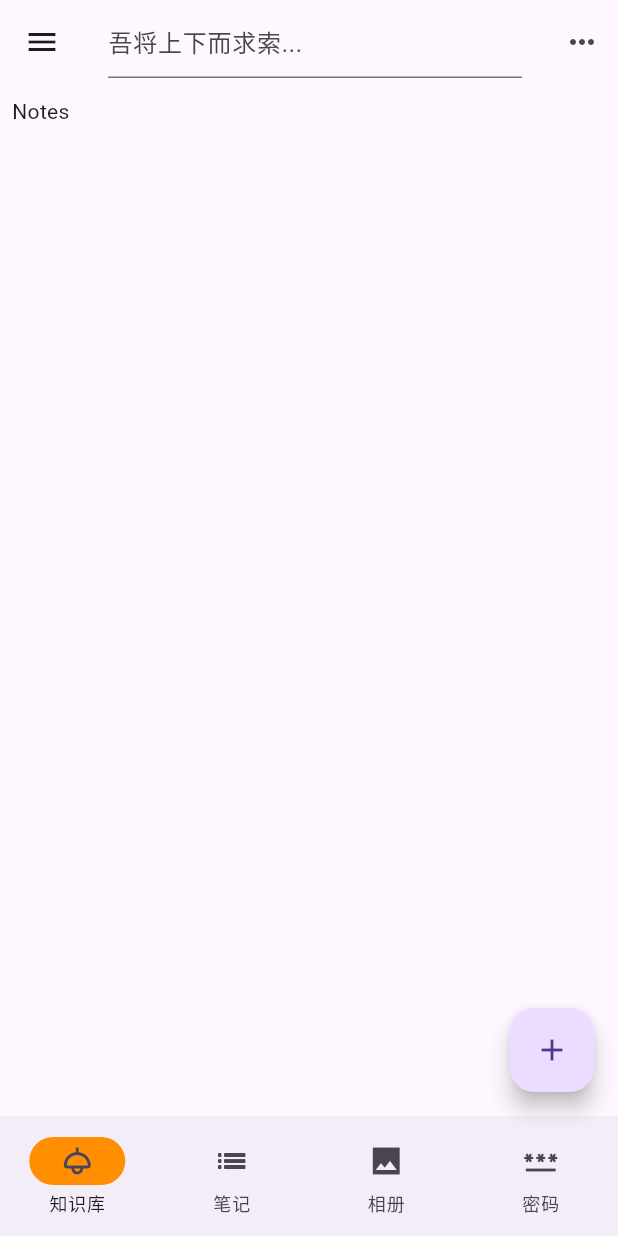
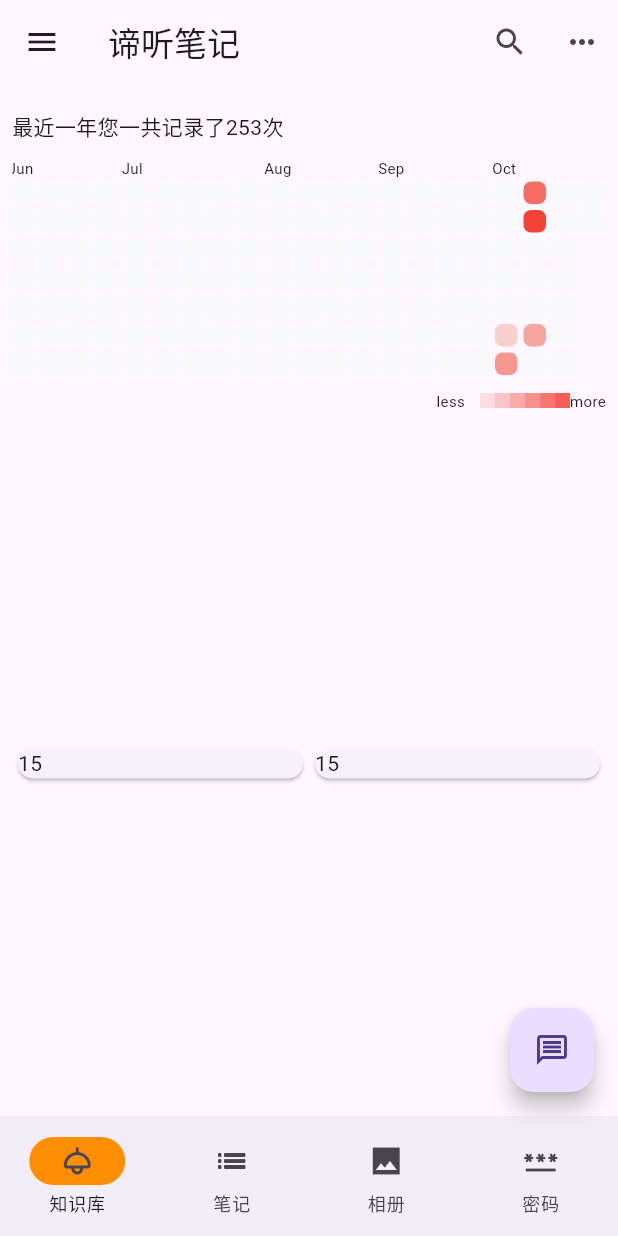
Before and after one commit to okapis/editing, a Flutter app: the screen it shows after launch, on a phone screen of 412 x 824 dp. Run offline on Flutter 3.47's test engine with Material 2 defaults, Android fonts, the phone set to English and light mode, and no system bars; drawn by our look-alikes of flutter_heatmap_calendar; our stand-ins replace fl_chart, flutter_mobx, mobx; generated files the repository leaves out were written again.

Commit message:
added heatmap

```diff
--- a/editing/lib/ui/app.dart
+++ b/editing/lib/ui/app.dart
@@ -1,6 +1,6 @@
 import 'package:editing/store/note_list.dart';
 import 'package:editing/ui/screens/idea_list.dart';
-import 'package:editing/ui/screens/knowledgebase.dart';
+import 'package:editing/ui/screens/home.dart';
 import 'package:editing/ui/screens/note_list.dart';
 import 'package:editing/ui/screens/password_list.dart';
 import 'package:editing/ui/screens/tools.dart';
@@ -27,13 +27,17 @@ class PageConfig {
   final IconData selectedIcon;
   final List<String> tabs;
   final List<Widget> content;
+  final IconData floatButtonIcon;
+  final String floatButtonText;
 
   PageConfig(
       {required this.title,
       required this.icon,
       required this.selectedIcon,
       required this.tabs,
-      required this.content});
+      required this.content,
+      required this.floatButtonIcon,
+      required this.floatButtonText});
 }
 
 final List<PageConfig> config = [
@@ -42,7 +46,10 @@ final List<PageConfig> config = [
     icon: Icons.light_outlined,
     selectedIcon: Icons.light_sharp,
     tabs: [],
-      content: [KnowledgebaseScreen()]),
+    content: [HomeScreen()],
+    floatButtonIcon: Icons.message_outlined,
+    floatButtonText: 'AI问答',
+  ),
   PageConfig(
     title: '笔记',
     icon: Icons.list_outlined,
@@ -54,6 +61,8 @@ final List<PageConfig> config = [
       NoteListScreen('idea'),
       NoteListScreen('todo')
     ],
+    floatButtonIcon: Icons.add_outlined,
+    floatButtonText: '创建',
   ),
   PageConfig(
     title: '相册',
@@ -66,13 +75,18 @@ final List<PageConfig> config = [
       NoteListScreen('album'),
       NoteListScreen('recoding')
     ],
+    floatButtonIcon: Icons.add_outlined,
+    floatButtonText: '创建',
   ),
   PageConfig(
     title: '密码',
     icon: Icons.password_outlined,
     selectedIcon: Icons.password_sharp,
     tabs: [],
-      content: [PasswordListScreen()]),
+    content: [PasswordListScreen()],
+    floatButtonIcon: Icons.add_outlined,
+    floatButtonText: '创建',
+  ),
 ];
 
 class _AppScaffoldState extends State<AppScaffold>
@@ -105,13 +119,13 @@ class _AppScaffoldState extends State<AppScaffold>
     bool hasTab = config[currentPageIndex].tabs.isNotEmpty;
     return AppBar(
       leading: Icon(Icons.menu_outlined),
-      title: TextField(
-        decoration: const InputDecoration(
-          hintText: '吾将上下而求索...',
-        ),
-      ),
+      title: Text('谛听笔记'),
       bottom: hasTab ? _createTabBar() : null,
       actions: [
+        IconButton(
+          icon: const Icon(Icons.search_outlined),
+          onPressed: () {},
+        ),
         IconButton(
           icon: const Icon(Icons.more_horiz_outlined),
           onPressed: () {},
@@ -157,9 +171,9 @@ class _AppScaffoldState extends State<AppScaffold>
         appBar: _createAppBar(),
         body: _createBody(),
         floatingActionButton: FloatingActionButton(
-          tooltip: 'Add',
+          tooltip: config[currentPageIndex].floatButtonText,
           onPressed: () => _onAdd(context),
-          child: Icon(Icons.add),
+          child: Icon(config[currentPageIndex].floatButtonIcon),
         ),
         bottomNavigationBar: NavigationBar(
           onDestinationSelected: (int index) {
--- /dev/null
+++ b/editing/lib/ui/screens/home.dart
@@ -0,0 +1,36 @@
+import 'package:flutter/material.dart';
+import '../widgets/activity.dart';
+
+class HomeScreen extends StatefulWidget {
+  const HomeScreen({super.key});
+
+  @override
+  State<HomeScreen> createState() => _KnowledgebaseScreenState();
+}
+
+class _KnowledgebaseScreenState extends State<HomeScreen> {
+  @override
+  Widget build(BuildContext context) {
+    return Padding(
+      padding: const EdgeInsets.all(8.0),
+      child: Column(
+        children: [
+          Activity(),
+          const Expanded(
+              child: Row(
+            children: [
+              Expanded(
+                  child: Card(
+                child: Text('15'),
+              )),
+              Expanded(
+                  child: Card(
+                child: Text('15'),
+              )),
+            ],
+          ))
+        ],
+      ),
+    );
+  }
+}
--- a/editing/lib/ui/screens/knowledgebase.dart
+++ /dev/null
@@ -1,18 +0,0 @@
-import 'package:flutter/material.dart';
-
-class KnowledgebaseScreen extends StatefulWidget {
-  const KnowledgebaseScreen({super.key});
-
-  @override
-  State<KnowledgebaseScreen> createState() => _KnowledgebaseScreenState();
-}
-
-class _KnowledgebaseScreenState extends State<KnowledgebaseScreen> {
-  @override
-  Widget build(BuildContext context) {
-    return Padding(
-      padding: const EdgeInsets.all(8.0),
-      child: Text('Notes'),
-    );
-  }
-}
--- /dev/null
+++ b/editing/lib/ui/widgets/activity.dart
@@ -0,0 +1,44 @@
+import 'package:flutter/material.dart';
+import 'package:flutter_heatmap_calendar/flutter_heatmap_calendar.dart';
+
+class Activity extends StatelessWidget {
+  @override
+  Widget build(BuildContext context) {
+    return Column(
+      crossAxisAlignment: CrossAxisAlignment.start,
+      children: [
+        const Padding(
+          padding: EdgeInsets.fromLTRB(0, 10, 0, 10),
+          child: Text('最近一年您一共记录了253次'),
+        ),
+        HeatMap(
+          datasets: {
+            DateTime(2023, 10, 6): 3,
+            DateTime(2023, 10, 7): 7,
+            DateTime(2023, 10, 8): 10,
+            DateTime(2023, 10, 9): 13,
+            DateTime(2023, 10, 13): 6,
+          },
+          size: 15,
+          fontSize: 10,
+          colorMode: ColorMode.opacity,
+          showText: false,
+          scrollable: true,
+          colorsets: {
+            1: Colors.red,
+            3: Colors.orange,
+            5: Colors.yellow,
+            7: Colors.green,
+            9: Colors.blue,
+            11: Colors.indigo,
+            13: Colors.purple,
+          },
+          onClick: (value) {
+            ScaffoldMessenger.of(context)
+                .showSnackBar(SnackBar(content: Text(value.toString())));
+          },
+        )
+      ],
+    );
+  }
+}
--- a/editing/pubspec.yaml
+++ b/editing/pubspec.yaml
@@ -38,6 +38,8 @@ dependencies:
   mobx: ^2.2.1
   flutter_mobx: ^2.1.0+1
   provider: ^6.0.5
+  fl_chart: ^0.64.0
+  flutter_heatmap_calendar: ^1.0.5
 
 dev_dependencies:
   flutter_test:
```
Also changed, not shown: editing/lib/ui/widgets/indicator.dart (added, +44 -0 lines), editing/lib/ui/widgets/line_chart_example.dart (added, +116 -0 lines), editing/lib/ui/widgets/piechart_example.dart (added, +164 -0 lines), editing/pubspec.lock. Lines whose indentation alone changed are shown as unchanged.
